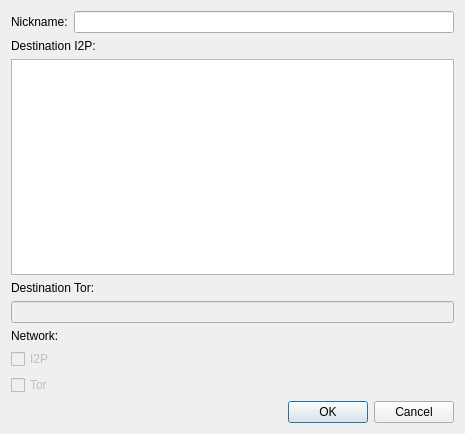
This is retroshare-gui/src/gui/plugins/i2pmessenger_plugin/gui/form_newUser.ui in RetroShare/RetroShare as Qt 5 draws it before an edit. The edited form follows.
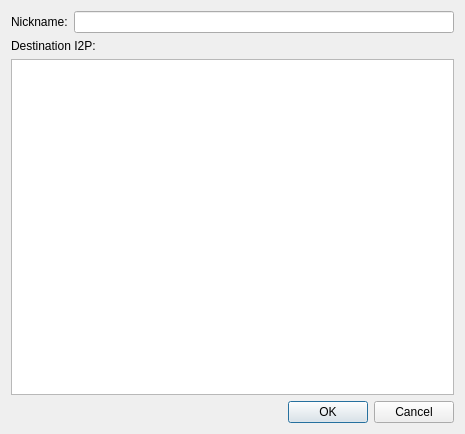
This is the edited form.

Commit message:
update i2p messenger plugin to version 0.2.9 changes: add: - Timestamps on Chatmessages - Copy Destination option to userlist - soundEvents(at Unix/linux it need NAS(Network Audio System )) - Tile in chatwindows = Chat with: username (onlinestate) - textColor/textFont are restored, when reopen the Chatwindow (not if you close the Messenger and restart it)
changed:
- use a better workaround in chatwindow
- change paketsize from 32k to 1k (maybe better)
- chatwindow press enter so send the message, press shift + enter for a new line
- better destination check at addnewUser

```diff
--- a/retroshare-gui/src/gui/plugins/i2pmessenger_plugin/gui/form_newUser.ui
+++ b/retroshare-gui/src/gui/plugins/i2pmessenger_plugin/gui/form_newUser.ui
@@ -21,14 +21,7 @@
      <property name="spacing" >
       <number>6</number>
      </property>
-     <item row="4" column="0" >
-      <widget class="QLineEdit" name="lineEdit_2" >
-       <property name="enabled" >
-        <bool>false</bool>
-       </property>
-      </widget>
-     </item>
-     <item row="5" column="0" >
+     <item row="3" column="0" >
       <layout class="QVBoxLayout" >
        <property name="spacing" >
         <number>6</number>
@@ -36,33 +29,6 @@
        <property name="margin" >
         <number>0</number>
        </property>
-       <item>
-        <widget class="QLabel" name="label_3" >
-         <property name="text" >
-          <string>Network:</string>
-         </property>
-        </widget>
-       </item>
-       <item>
-        <widget class="QCheckBox" name="checkBox" >
-         <property name="enabled" >
-          <bool>false</bool>
-         </property>
-         <property name="text" >
-          <string>I2P</string>
-         </property>
-        </widget>
-       </item>
-       <item>
-        <widget class="QCheckBox" name="checkBox_2" >
-         <property name="enabled" >
-          <bool>false</bool>
-         </property>
-         <property name="text" >
-          <string>Tor</string>
-         </property>
-        </widget>
-       </item>
       </layout>
      </item>
      <item row="0" column="0" >
@@ -85,13 +51,6 @@
        </item>
       </layout>
      </item>
-     <item row="3" column="0" >
-      <widget class="QLabel" name="label_4" >
-       <property name="text" >
-        <string>Destination Tor:</string>
-       </property>
-      </widget>
-     </item>
      <item row="1" column="0" >
       <widget class="QLabel" name="label_2" >
        <property name="text" >
```
The commit also changes 39 other files.
